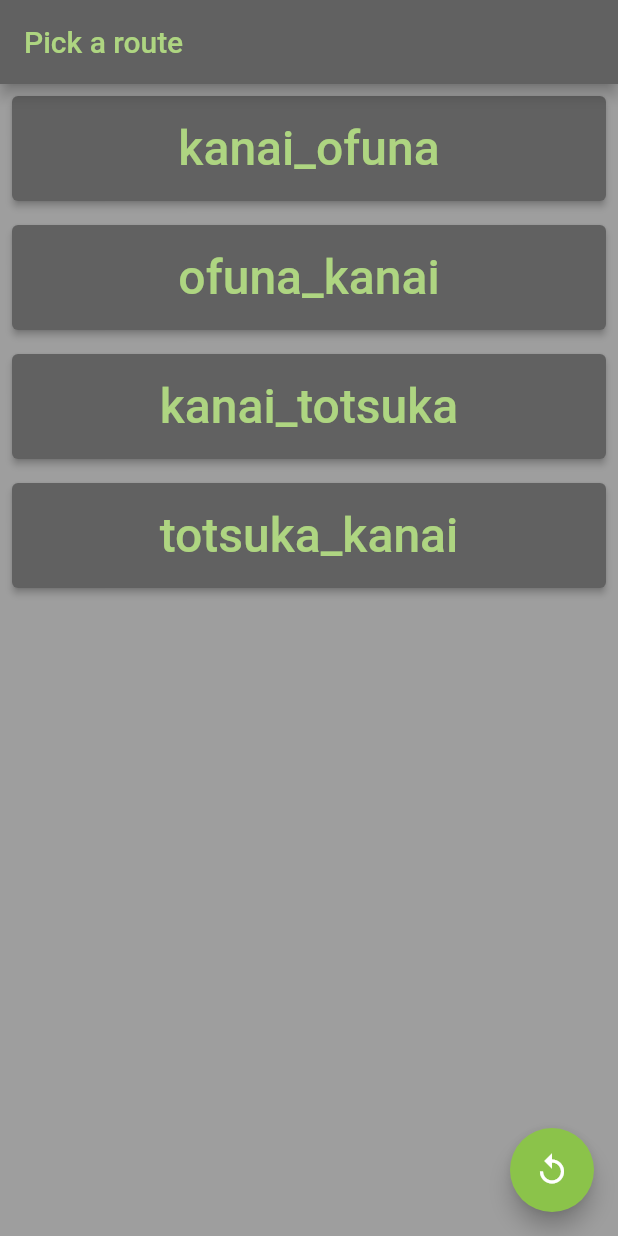
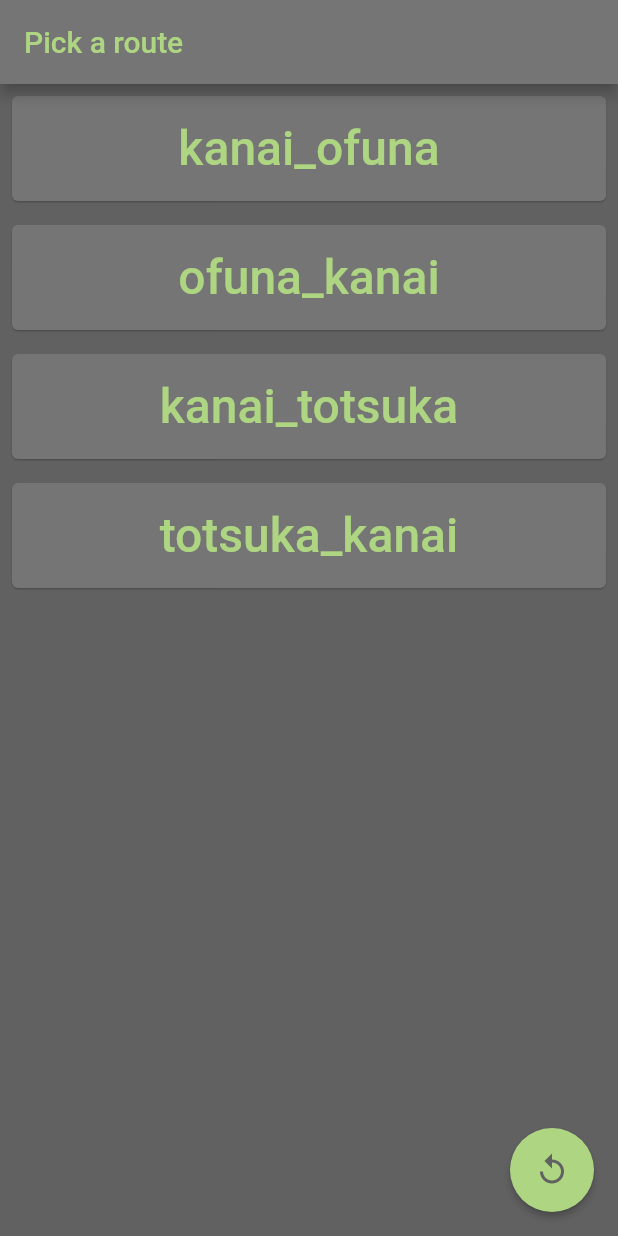
Before and after one commit to calbert1209/bus-warbler, a Flutter app: the screen it shows after launch, after a tap on "kanai_ofuna", after a tap on the "arrow back" icon, on a phone screen of 412 x 824 dp. Run offline on Flutter 3.47's test engine with Material 2 defaults, Android fonts, the light colour scheme and no system bars; our stand-ins replace sqflite; accounts and stored records are empty; network calls fail.

Commit message:
style select and route pages

```diff
--- a/lib/pages/route.dart
+++ b/lib/pages/route.dart
@@ -11,15 +11,27 @@ class RoutePage extends StatelessWidget {
   Widget build(BuildContext context) {
     final appState = Provider.of<AppState>(context);
 
+    final lightGrey = Colors.grey.shade600;
+    final darkGrey = Colors.grey.shade700;
+    final foregroundGreen = Colors.lightGreen.shade300;
+
     return Scaffold(
       appBar: AppBar(
-        title: Text(appState.route),
+        title: Text(
+          appState.route,
+          style: TextStyle(
+            color: foregroundGreen,
+          ),
+        ),
         leading: IconButton(
           icon: Icon(Icons.arrow_back),
           onPressed: () => appState.route = '',
+          color: foregroundGreen,
         ),
+        backgroundColor: lightGrey,
       ),
       body: PageBody(),
+      backgroundColor: darkGrey,
     );
   }
 }
@@ -98,6 +110,7 @@ class StopTimeListItem extends StatelessWidget {
                 '${_fakeTime ? '▵' : ''}${item.timeString}',
                 style: TextStyle(
                   fontSize: 48,
+                  color: Colors.lightGreen.shade300,
                 ),
               ),
             ),
--- a/lib/pages/route_select.dart
+++ b/lib/pages/route_select.dart
@@ -62,13 +62,13 @@ class RouteSelectPage extends StatelessWidget {
   @override
   Widget build(BuildContext context) {
     final appState = Provider.of<AppState>(context);
-    final lightGrey = Colors.grey.shade500;
+    final lightGrey = Colors.grey.shade600;
     final darkGrey = Colors.grey.shade700;
     final foregroundGreen = Colors.lightGreen.shade300;
     return Scaffold(
-      backgroundColor: lightGrey,
+      backgroundColor: darkGrey,
       appBar: AppBar(
-        backgroundColor: darkGrey,
+        backgroundColor: lightGrey,
         title: Text('Pick a route',
             style: TextStyle(
               color: foregroundGreen,
@@ -85,10 +85,11 @@ class RouteSelectPage extends StatelessWidget {
                   appState.route = name;
                 },
                 style: ButtonStyle(
+                  elevation: MaterialStateProperty.resolveWith((states) => 0.5),
                   padding: MaterialStateProperty.resolveWith(
                       (states) => EdgeInsets.all(16.0)),
                   backgroundColor:
-                      MaterialStateColor.resolveWith((states) => darkGrey),
+                      MaterialStateColor.resolveWith((states) => lightGrey),
                 ),
                 child: Text(
                   name,
@@ -103,11 +104,12 @@ class RouteSelectPage extends StatelessWidget {
         ],
       ),
       floatingActionButton: FloatingActionButton(
-        backgroundColor: appState.loading ? Colors.grey : Colors.lightGreen,
+        elevation: 2.0,
+        backgroundColor: appState.loading ? Colors.grey : foregroundGreen,
         onPressed: () => _fetchAndParse(appState),
         child: Icon(
           Icons.replay_outlined,
-          color: Colors.white,
+          color: darkGrey,
         ),
       ),
     );
```
